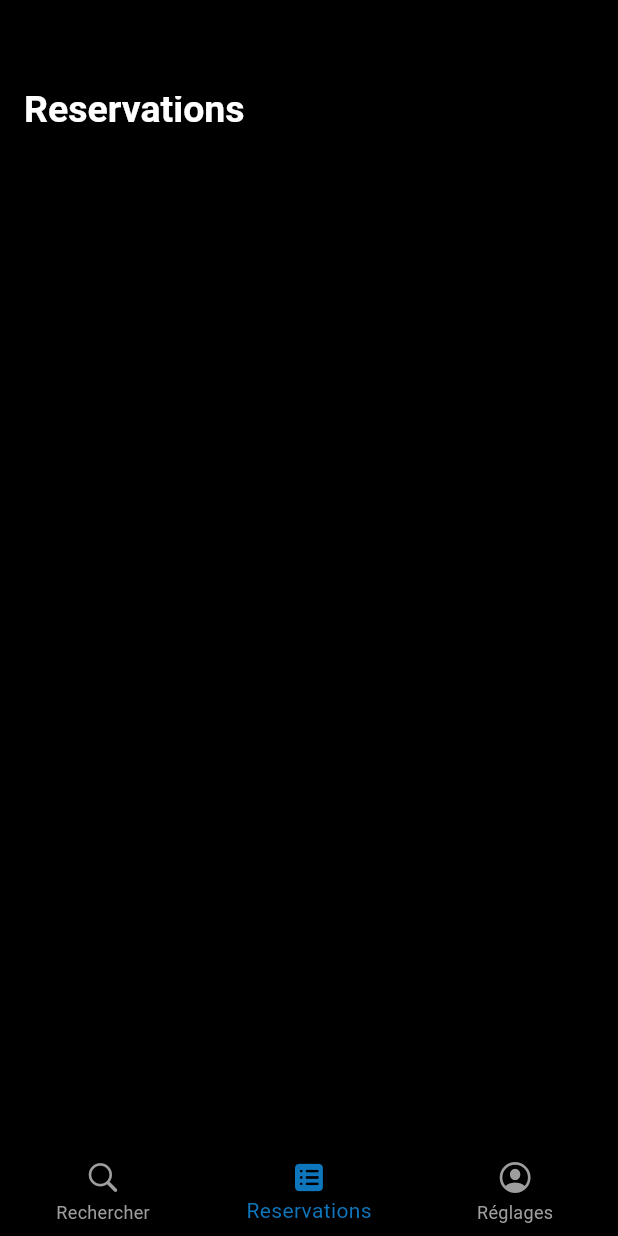
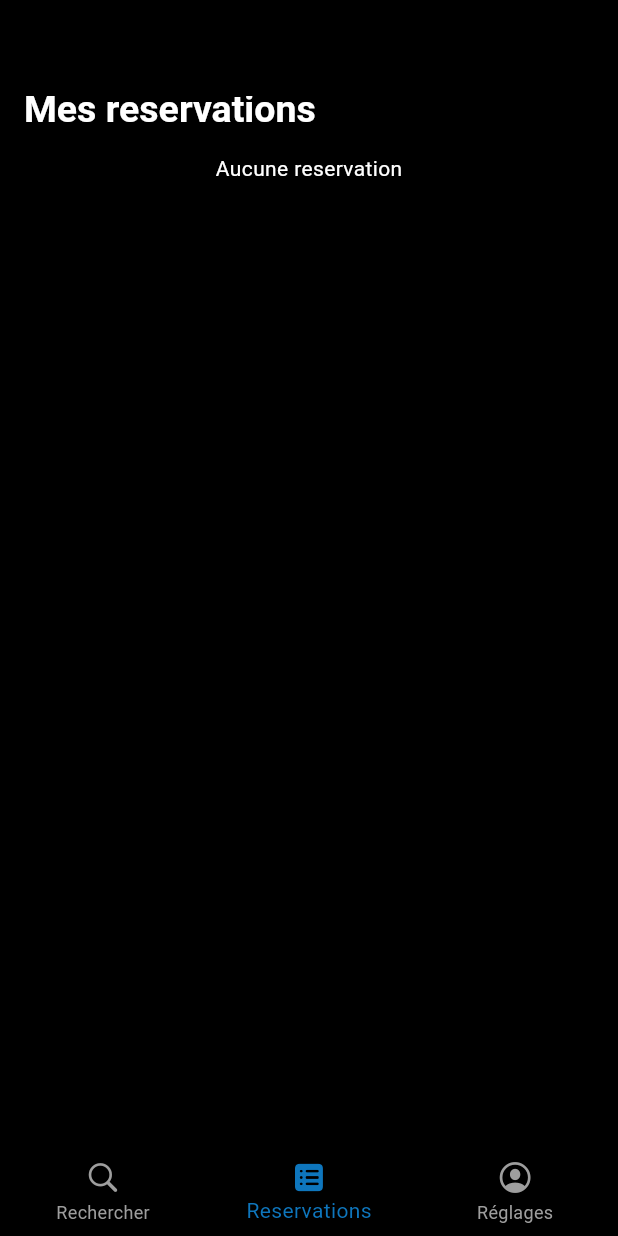
Before and after one commit to kingcortex/car_poling, a Flutter app: the screen it shows after launch, item 2 of the bottom bar chosen, on a phone screen of 412 x 824 dp. Run offline on Flutter 3.47's test engine with Material 3 defaults, Android fonts, the phone set to English and light mode, and no system bars; our stand-ins replace gap, get, google_fonts; Roboto replaces fonts that are missing (Kanit).

Commit message:
08 mars 14:52

```diff
--- a/lib/app.dart
+++ b/lib/app.dart
@@ -40,15 +40,19 @@ class _AppState extends State<App> {
           ],
           onTap: (value) {
             setState(() {
+              if (index != value) {
                 index = value;
+              }
             });
           },
         ),
-      body: [
+        body: IndexedStack(
+          index: index,
+          children: [
             const RecherchePage(),
-        const ReservationPage(),
+            ReservationPage(),
             const ReglagesPage(),
-      ][index],
-    );
+          ],
+        ));
   }
 }
--- /dev/null
+++ b/lib/controller/reservation_controller.dart
@@ -0,0 +1,11 @@
+import 'package:car_pooling/model/trajet.dart';
+import 'package:get/get.dart';
+
+class ReservationsController extends GetxController {
+  List<Trajet> reservations = [];
+
+  void addReservations({required Trajet trajet}) {
+    reservations.add(trajet);
+    update();
+  }
+}
--- a/lib/screen/reglage_pages.dart
+++ b/lib/screen/reglage_pages.dart
@@ -123,7 +123,7 @@ class ReglagesPage extends StatelessWidget {
                       color: Colors.purpleAccent,
                     ),
                     child: Icon(
-                      CupertinoIcons.info,
+                      Icons.announcement_outlined,
                       color: AppTheme.textColor,
                     ),
                   ),
--- a/lib/screen/reservations_page.dart
+++ b/lib/screen/reservations_page.dart
@@ -1,8 +1,14 @@
+import 'package:car_pooling/controller/reservation_controller.dart';
 import 'package:car_pooling/theme/app_theme.dart';
+import 'package:car_pooling/widget/reservation_tile.dart';
 import 'package:flutter/material.dart';
+import 'package:get/get.dart';
 
 class ReservationPage extends StatelessWidget {
-  const ReservationPage({super.key});
+  ReservationPage({super.key});
+
+  final ReservationsController reservationsController =
+      Get.put(ReservationsController());
 
   @override
   Widget build(BuildContext context) {
@@ -13,7 +19,7 @@ class ReservationPage extends StatelessWidget {
           centerTitle: true,
           backgroundColor: AppTheme.black,
           title: Text(
-            "Reservations",
+            "Mes reservations",
             style: AppTheme.textStyle(
               fontWeight: FontWeight.bold,
               fontSize: 25,
@@ -27,7 +33,24 @@ class ReservationPage extends StatelessWidget {
               left: AppTheme.appPading,
               right: AppTheme.appPading,
             ),
-            child: const Column(),
+            child: GetBuilder<ReservationsController>(
+              builder: (controller) {
+                if (controller.reservations.isEmpty) {
+                  return Center(
+                    child: Text(
+                      "Aucune reservation",
+                      style: AppTheme.textStyle(),
+                    ),
+                  );
+                } else {
+                  return Column(
+                    children: controller.reservations
+                        .map((trajet) => ResevationTile(trajet: trajet))
+                        .toList(),
+                  );
+                }
+              },
+            ),
           ),
         )
       ],
```
Also changed, not shown: lib/screen/detail_trajet_page.dart (+13 -5 lines), lib/widget/custom_button.dart (+9 -15 lines), lib/widget/reservation_tile.dart (added, +69 -0 lines). Lines whose indentation alone changed are shown as unchanged.
